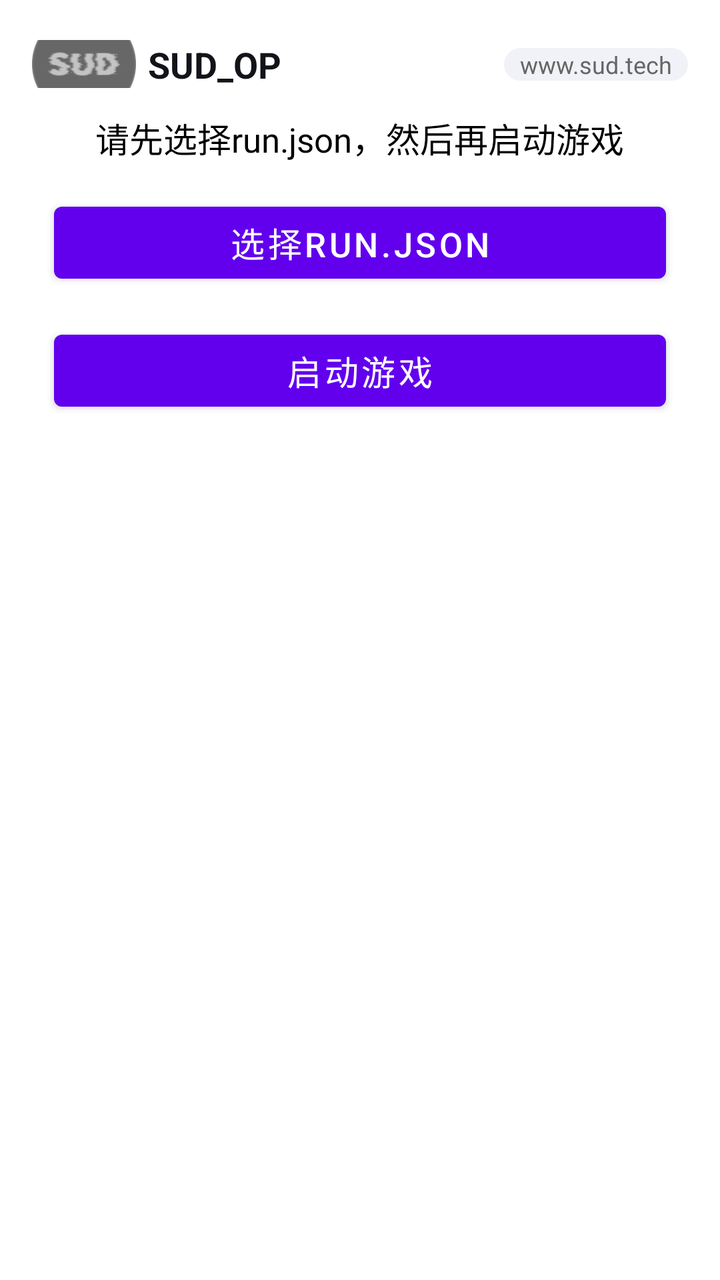
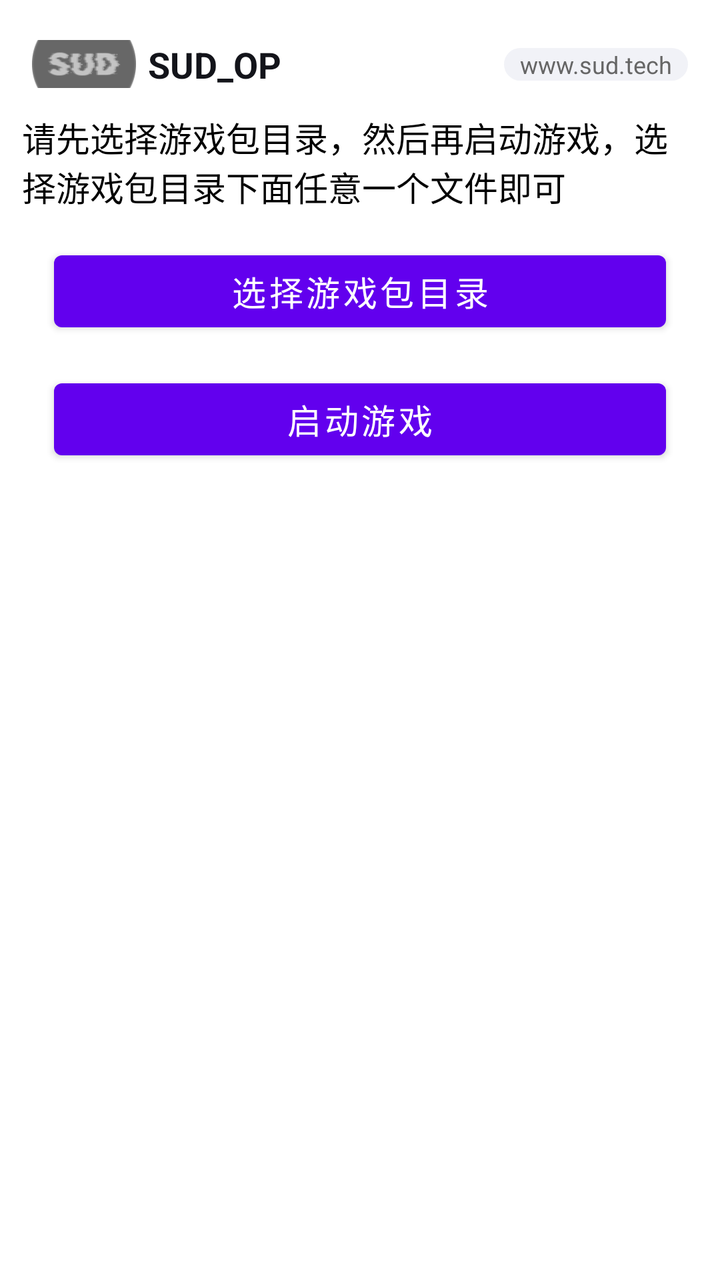

Two renders of the same Android screen: before a commit and after it. Below are the layout's source before the change and the commit's diff.
<!-- AndroidManifest.xml: application theme Theme.Hellosudandroid -->
<!-- res/layout/activity_main.xml -->
<?xml version="1.0" encoding="utf-8"?>
<androidx.constraintlayout.widget.ConstraintLayout xmlns:android="http://schemas.android.com/apk/res/android"
    android:layout_width="match_parent"
    android:layout_height="match_parent"
    android:background="@color/white"
    xmlns:app="http://schemas.android.com/apk/res-auto">

    <androidx.constraintlayout.widget.ConstraintLayout
        android:id="@+id/top_bar"
        android:layout_width="match_parent"
        android:layout_height="wrap_content"
        android:paddingBottom="12dp"
        android:layout_marginTop="10dp"
        android:focusable="true"
        android:focusableInTouchMode="true"
        app:layout_constraintTop_toTopOf="parent">

        <ImageView
            android:id="@+id/view_logo"
            android:layout_width="52dp"
            android:layout_height="24dp"
            android:src="@drawable/ic_default_avatar"
            android:scaleType="centerCrop"
            android:layout_marginStart="16dp"
            android:layout_marginTop="10dp"
            app:layout_constraintStart_toStartOf="parent"
            app:layout_constraintTop_toTopOf="parent" />

        <TextView
            android:layout_width="wrap_content"
            android:layout_height="wrap_content"
            android:text="@string/main_top_title"
            android:textColor="#13141a"
            android:textSize="18sp"
            android:layout_marginStart="6dp"
            android:textStyle="bold"
            app:layout_constraintTop_toTopOf="@id/view_logo"
            app:layout_constraintBottom_toBottomOf="@id/view_logo"
            app:layout_constraintStart_toEndOf="@id/view_logo" />

        <TextView
            android:layout_width="wrap_content"
            android:layout_height="wrap_content"
            android:paddingHorizontal="8dp"
            android:textSize="12sp"
            android:textColor="#666666"
            android:text="@string/main_top_url"
            android:layout_marginEnd="16dp"
            android:background="@drawable/shape_round_66dbdeec"
            app:layout_constraintTop_toTopOf="@id/view_logo"
            app:layout_constraintBottom_toBottomOf="@id/view_logo"
            app:layout_constraintEnd_toEndOf="parent" />

    </androidx.constraintlayout.widget.ConstraintLayout>

    <LinearLayout
        android:id="@+id/recycler_view"
        android:layout_width="match_parent"
        android:layout_height="0dp"
        android:paddingHorizontal="11dp"
        android:paddingBottom="16dp"
        android:clipToPadding="false"
        android:orientation="vertical"
        android:gravity="center_horizontal"
        app:layout_constraintTop_toBottomOf="@id/top_bar"
        app:layout_constraintBottom_toBottomOf="parent">

        <TextView
            android:id="@+id/tv_info"
            android:layout_width="wrap_content"
            android:layout_height="wrap_content"
            android:textSize="17sp"
            android:textColor="@color/black"
            android:text="请先选择run.json，然后再启动游戏" />

        <Button
            android:id="@+id/btn_select"
            android:layout_width="match_parent"
            android:layout_height="wrap_content"
            android:layout_marginHorizontal="16dp"
            android:layout_marginTop="16dp"
            android:text="选择run.json"
            android:textSize="17sp"
            android:textColor="@color/white" />

        <Button
            android:id="@+id/btn_start"
            android:layout_width="match_parent"
            android:layout_height="wrap_content"
            android:layout_marginHorizontal="16dp"
            android:layout_marginTop="16dp"
            android:text="启动游戏"
            android:textSize="17sp"
            android:textColor="@color/white" />

    </LinearLayout>

</androidx.constraintlayout.widget.ConstraintLayout>
<!-- resources referenced by this layout -->
<resources>
  <color name="black">#FF000000</color>
  <color name="white">#FFFFFFFF</color>
  <!-- drawable ic_default_avatar: png bitmap (drawable-xhdpi, 10031 bytes) -->
  <!-- drawable shape_round_66dbdeec (drawable) -->
  <?xml version="1.0" encoding="utf-8"?>
  <shape xmlns:android="http://schemas.android.com/apk/res/android">
      <solid android:color="#66dbdeec" />
      <corners android:radius="50dp" />
  </shape>
  <string name="main_top_title">SUD_OP</string>
  <string name="main_top_url">www.sud.tech</string>
  <style name="Theme.Hellosudandroid" parent="Theme.MaterialComponents.NoActionBar">
          
          <item name="colorPrimary">@color/purple_500</item>
          <item name="colorPrimaryVariant">@color/purple_700</item>
          <item name="colorOnPrimary">@color/white</item>
          
          <item name="colorSecondary">@color/teal_200</item>
          <item name="colorSecondaryVariant">@color/teal_700</item>
          <item name="colorOnSecondary">@color/black</item>
          
          <item name="android:statusBarColor" tools:targetApi="l">@color/white</item>
          
          <item name="android:windowNoTitle">true</item>
          <item name="android:windowBackground">@color/white</item>
      </style>
  <color name="purple_500">#FF6200EE</color>
  <color name="purple_700">#FF3700B3</color>
  <color name="teal_200">#FF03DAC5</color>
  <color name="teal_700">#FF018786</color>
</resources>

<!-- the commit's change to res/layout/activity_main.xml (unified diff, before → after) -->
@@ -71,7 +71,7 @@
             android:layout_height="wrap_content"
             android:textSize="17sp"
             android:textColor="@color/black"
-            android:text="请先选择run.json，然后再启动游戏" />
+            android:text="请先选择游戏包目录，然后再启动游戏，选择游戏包目录下面任意一个文件即可" />
 
         <Button
             android:id="@+id/btn_select"
@@ -79,7 +79,7 @@
             android:layout_height="wrap_content"
             android:layout_marginHorizontal="16dp"
             android:layout_marginTop="16dp"
-            android:text="选择run.json"
+            android:text="选择游戏包目录"
             android:textSize="17sp"
             android:textColor="@color/white" />
 
